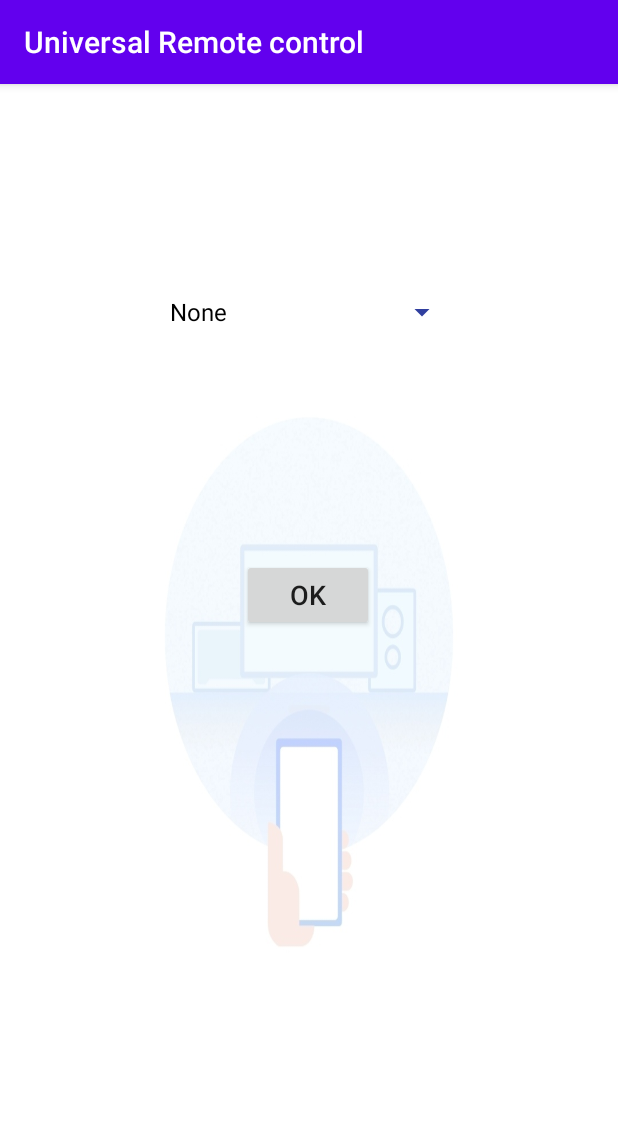
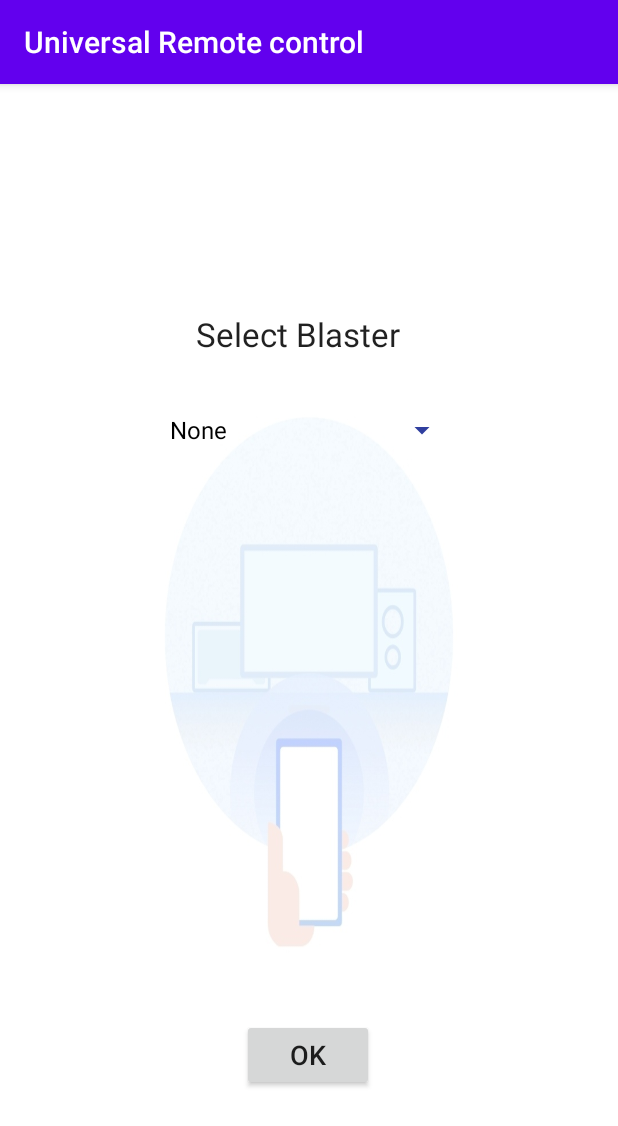
Before and after one commit to harithmanoj/Universal-IR-Remote-Android, an Android app: the screen it shows after launch (MainActivity), on a phone screen of 412 x 824 dp. Shown: the top 1126 px of the screen. Run offline under Robolectric (Android 15) with nearby library versions, the phone set to English and light mode, and no system bars; 2 statements that could not run were skipped.

Commit message:
Added textView for selecting blaster in first page

```diff
--- a/app/src/main/res/layout/activity_main.xml
+++ b/app/src/main/res/layout/activity_main.xml
@@ -32,15 +32,15 @@
         android:id="@+id/btn_OK"
         android:layout_width="wrap_content"
         android:layout_height="wrap_content"
+        android:onClick="clickConnect"
         android:text="OK"
-        android:onClick="clickConnect"
         android:textSize="18sp"
         app:layout_constraintBottom_toBottomOf="parent"
         app:layout_constraintEnd_toEndOf="parent"
         app:layout_constraintHorizontal_bias="0.498"
         app:layout_constraintStart_toStartOf="parent"
         app:layout_constraintTop_toTopOf="parent"
-        app:layout_constraintVertical_bias="0.44" />
+        app:layout_constraintVertical_bias="0.866" />
 
     <Spinner
         android:id="@+id/spnr_blasterSelection"
@@ -52,7 +52,7 @@
         app:layout_constraintHorizontal_bias="0.497"
         app:layout_constraintStart_toStartOf="parent"
         app:layout_constraintTop_toTopOf="parent"
-        app:layout_constraintVertical_bias="0.177" />
+        app:layout_constraintVertical_bias="0.287" />
 
     <ProgressBar
         android:id="@+id/prg_resolveProgress"
@@ -69,4 +69,17 @@
         app:layout_constraintTop_toTopOf="parent"
         app:layout_constraintVertical_bias="0.723" />
 
+    <TextView
+        android:id="@+id/textView_Blaster"
+        android:layout_width="150dp"
+        android:layout_height="50dp"
+        android:text="Select Blaster"
+        android:textAppearance="@style/TextAppearance.AppCompat.Large"
+        app:layout_constraintBottom_toBottomOf="parent"
+        app:layout_constraintEnd_toEndOf="parent"
+        app:layout_constraintHorizontal_bias="0.498"
+        app:layout_constraintStart_toStartOf="parent"
+        app:layout_constraintTop_toTopOf="parent"
+        app:layout_constraintVertical_bias="0.212" />
+
 </androidx.constraintlayout.widget.ConstraintLayout>
```
